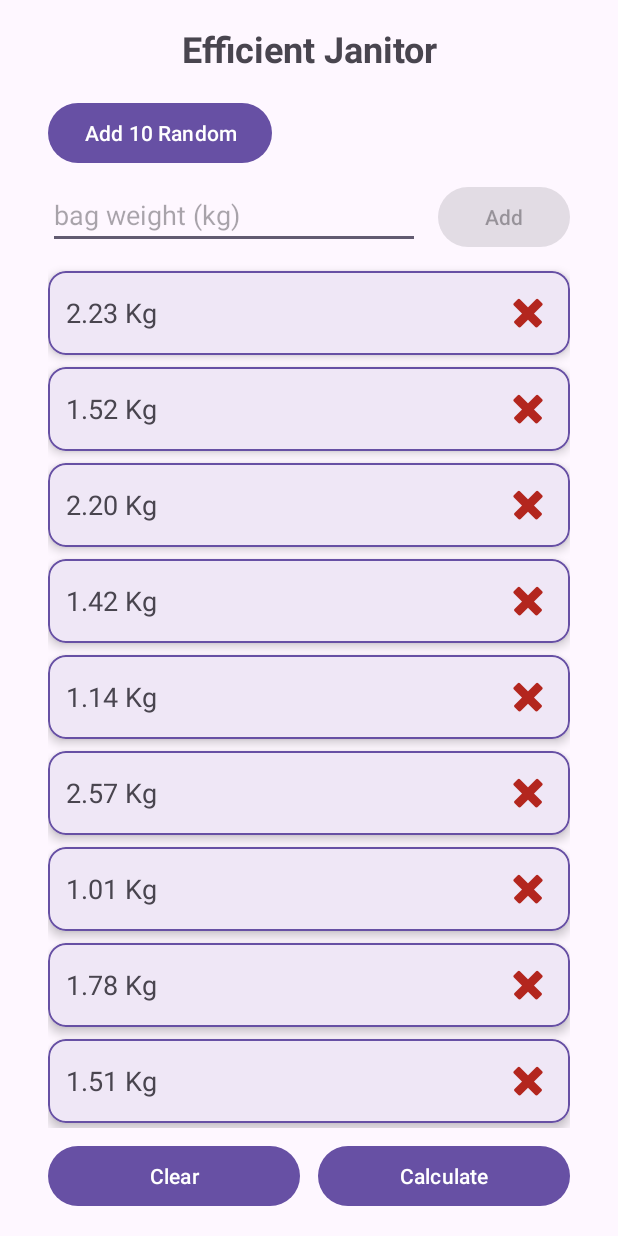
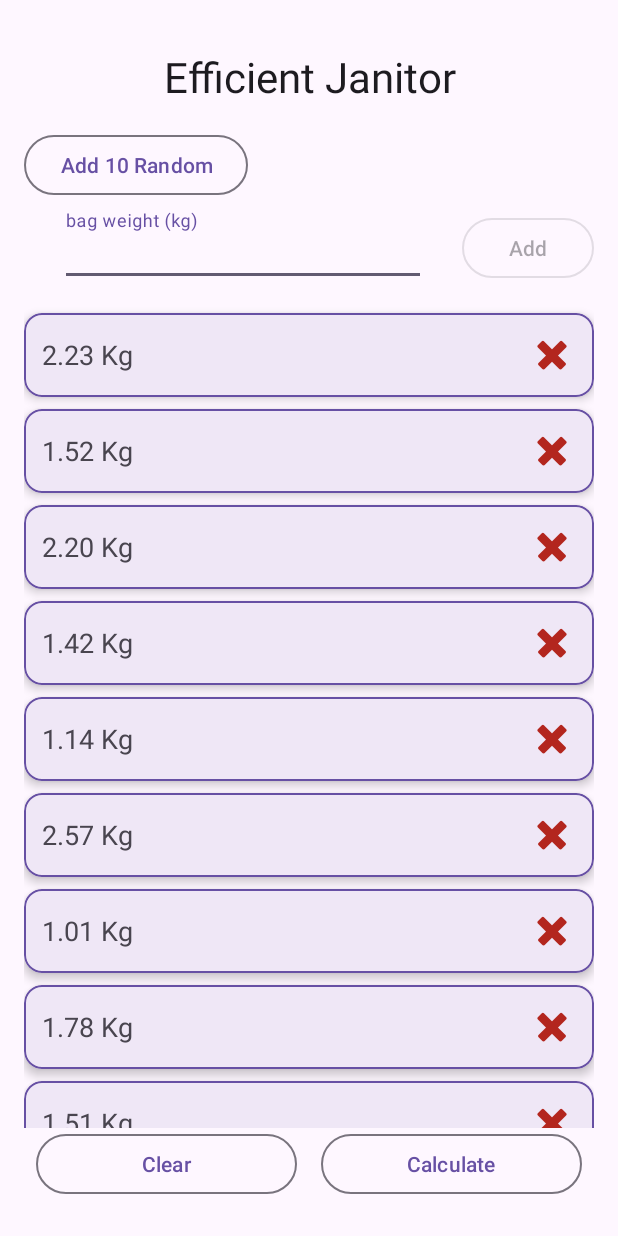
Before and after one commit to eranio/efficient-janitor, an Android app: the screen it shows after launch (MainActivity), after a tap on "Add 10 Random", on a phone screen of 412 x 824 dp. Run offline under Robolectric (Android 15) with nearby library versions, the phone set to English and light mode, and no system bars; our stand-ins replace Dagger/Hilt's generated code, Room's generated code.

Commit message:
refactor + design fixes

```diff
--- a/app/src/main/java/com/eranio/efficientjanitor/ui/main/MainActivity.kt
+++ b/app/src/main/java/com/eranio/efficientjanitor/ui/main/MainActivity.kt
@@ -81,7 +81,7 @@ class MainActivity : AppCompatActivity() {
         binding.addButton.setOnClickListener {
             val input = binding.weightInputEditText.text.toString()
             viewModel.onAddBagClicked(input)
-            binding.weightInputEditText.text.clear()
+            binding.weightInputEditText.text?.clear()
             binding.weightInputEditText.hideKeyboard()
         }
 
--- a/app/src/main/res/layout/activity_main.xml
+++ b/app/src/main/res/layout/activity_main.xml
@@ -6,113 +6,103 @@
     android:id="@+id/mainLayout"
     android:layout_width="match_parent"
     android:layout_height="match_parent"
+    android:background="?attr/colorSurface"
     android:padding="@dimen/medium_margin"
-    android:fitsSystemWindows="true"
     tools:context=".ui.main.MainActivity">
 
-    <androidx.constraintlayout.widget.ConstraintLayout
-        android:id="@+id/mainContent"
-        android:layout_width="0dp"
-        android:layout_height="0dp"
-        android:layout_marginStart="@dimen/medium_margin"
-        android:layout_marginEnd="@dimen/medium_margin"
-        app:layout_constraintTop_toTopOf="parent"
-        app:layout_constraintBottom_toBottomOf="parent"
-        app:layout_constraintStart_toStartOf="parent"
-        app:layout_constraintEnd_toEndOf="parent">
-
+    <!-- Title -->
     <TextView
         android:id="@+id/titleTextView"
+        style="@style/TextAppearance.Material3.HeadlineMedium"
         android:layout_width="0dp"
         android:layout_height="wrap_content"
         android:text="@string/efficient_janitor_title"
-            android:textSize="24sp"
-            android:textStyle="bold"
+        android:fontFamily="@font/roboto_medium"
         android:textAlignment="center"
+        android:textColor="?attr/colorOnSurface"
+        android:layout_marginTop="@dimen/medium_margin"
         app:layout_constraintTop_toTopOf="parent"
         app:layout_constraintStart_toStartOf="parent"
         app:layout_constraintEnd_toEndOf="parent" />
 
-        <Button
+    <!-- Random Bags Button -->
+    <com.google.android.material.button.MaterialButton
         android:id="@+id/addRandomBags"
+        style="@style/Widget.Material3.Button.OutlinedButton"
         android:layout_width="wrap_content"
         android:layout_height="wrap_content"
-            android:enabled="true"
         android:layout_marginTop="@dimen/medium_margin"
-            app:layout_constraintStart_toStartOf="parent"
+        android:text="@string/addRandom"
         app:layout_constraintTop_toBottomOf="@id/titleTextView"
-            android:text="@string/addRandom" />
+        app:layout_constraintStart_toStartOf="parent" />
 
-        <LinearLayout
-            android:id="@+id/inputRow"
+    <com.google.android.material.textfield.TextInputLayout
+        android:id="@+id/weightInputLayout"
+        style="@style/Widget.Material3.Button.TonalButton"
         android:layout_width="0dp"
         android:layout_height="wrap_content"
-            android:layout_marginTop="@dimen/small_margin"
-            android:orientation="horizontal"
         app:layout_constraintTop_toBottomOf="@id/addRandomBags"
         app:layout_constraintStart_toStartOf="parent"
-            app:layout_constraintEnd_toEndOf="parent">
+        app:layout_constraintEnd_toStartOf="@id/addButton">
 
-            <EditText
+        <com.google.android.material.textfield.TextInputEditText
             android:id="@+id/weightInputEditText"
-                android:layout_width="0dp"
+            android:layout_width="match_parent"
             android:layout_height="wrap_content"
-                android:layout_weight="1"
             android:hint="@string/bag_weight_hint"
             android:inputType="numberDecimal" />
+    </com.google.android.material.textfield.TextInputLayout>
 
-            <Space
-                android:layout_width="12dp"
-                android:layout_height="wrap_content" />
-
-            <Button
+    <com.google.android.material.button.MaterialButton
         android:id="@+id/addButton"
+        style="@style/Widget.Material3.Button.OutlinedButton"
         android:layout_width="wrap_content"
         android:layout_height="wrap_content"
         android:enabled="false"
-                android:text="@string/add" />
+        android:text="@string/add"
+        app:layout_constraintTop_toTopOf="@id/weightInputLayout"
+        app:layout_constraintBottom_toBottomOf="@id/weightInputLayout"
+        app:layout_constraintStart_toEndOf="@id/weightInputLayout"
+        app:layout_constraintEnd_toEndOf="parent" />
 
-        </LinearLayout>
-
+    <!-- List of bags -->
     <androidx.recyclerview.widget.RecyclerView
         android:id="@+id/bagRecyclerView"
         android:layout_width="0dp"
         android:layout_height="0dp"
-            android:layout_marginTop="@dimen/small_margin"
-            android:layout_marginBottom="@dimen/small_margin"
-            app:layout_constraintTop_toBottomOf="@id/inputRow"
-            app:layout_constraintBottom_toTopOf="@id/buttonsRow"
+        android:clipToPadding="false"
+        android:paddingTop="@dimen/small_margin"
+        android:paddingBottom="@dimen/small_margin"
+        app:layoutManager="androidx.recyclerview.widget.LinearLayoutManager"
+        app:layout_constraintTop_toBottomOf="@id/weightInputLayout"
+        app:layout_constraintBottom_toTopOf="@id/clearButton"
         app:layout_constraintStart_toStartOf="parent"
-            app:layout_constraintEnd_toEndOf="parent" />
+        app:layout_constraintEnd_toEndOf="parent"
+        tools:listitem="@layout/bag_item" />
 
-        <LinearLayout
-            android:id="@+id/buttonsRow"
-            android:layout_width="0dp"
-            android:layout_height="wrap_content"
-            android:orientation="horizontal"
-            android:gravity="center"
-            app:layout_constraintBottom_toBottomOf="parent"
-            app:layout_constraintStart_toStartOf="parent"
-            app:layout_constraintEnd_toEndOf="parent">
-
-            <Button
+    <!-- Clear / Calculate Buttons -->
+    <com.google.android.material.button.MaterialButton
         android:id="@+id/clearButton"
+        style="@style/Widget.Material3.Button.OutlinedButton"
         android:layout_width="0dp"
         android:layout_height="wrap_content"
         android:layout_weight="1"
-                android:text="@string/clear" />
+        android:layout_margin="@dimen/small_margin"
+        android:text="@string/clear"
+        app:layout_constraintBottom_toBottomOf="parent"
+        app:layout_constraintStart_toStartOf="parent"
+        app:layout_constraintEnd_toStartOf="@+id/calculateButton" />
 
-            <Space
-                android:layout_width="12dp"
-                android:layout_height="wrap_content" />
-
-            <Button
+    <com.google.android.material.button.MaterialButton
         android:id="@+id/calculateButton"
+        style="@style/Widget.Material3.Button.OutlinedButton"
         android:layout_width="0dp"
         android:layout_height="wrap_content"
         android:layout_weight="1"
-                android:text="@string/calculate" />
-        </LinearLayout>
-    </androidx.constraintlayout.widget.ConstraintLayout>
+        android:layout_margin="@dimen/small_margin"
+        android:text="@string/calculate"
+        app:layout_constraintBottom_toBottomOf="parent"
+        app:layout_constraintStart_toEndOf="@id/clearButton"
+        app:layout_constraintEnd_toEndOf="parent" />
 
 </androidx.constraintlayout.widget.ConstraintLayout>
--- a/app/src/main/res/values/strings.xml
+++ b/app/src/main/res/values/strings.xml
@@ -12,5 +12,6 @@
     <string name="invalid_weight_range">Invalid weight (%.2f - %.2f Kg)</string>
     <string name="cant_be_empty">Weight cannot be empty</string>
     <string name="list_was_cleared">List was cleared</string>
+    <string name="result_title">Calculation Result</string>
 
 </resources>
--- a/app/src/main/res/values/themes.xml
+++ b/app/src/main/res/values/themes.xml
@@ -4,9 +4,7 @@
         <!-- Draw behind system bars -->
         <item name="android:windowDrawsSystemBarBackgrounds">true</item>
 
-        <!-- קובע צבע של ה-status bar -->
-        <item name="android:statusBarColor">@android:color/black</item> <!-- או כל צבע אחר -->
-        <!-- אם לא תרצה צבעים כהים באייקונים במצב בהיר -->
+        <item name="android:statusBarColor">@android:color/black</item>
         <item name="android:windowLightStatusBar">false</item>
     </style>
 
```
Also changed, not shown: app/src/main/res/layout/fragment_result.xml (+17 -16 lines), app/src/main/res/values/styles.xml (deleted, +0 -16 lines). Lines whose indentation alone changed are shown as unchanged.
